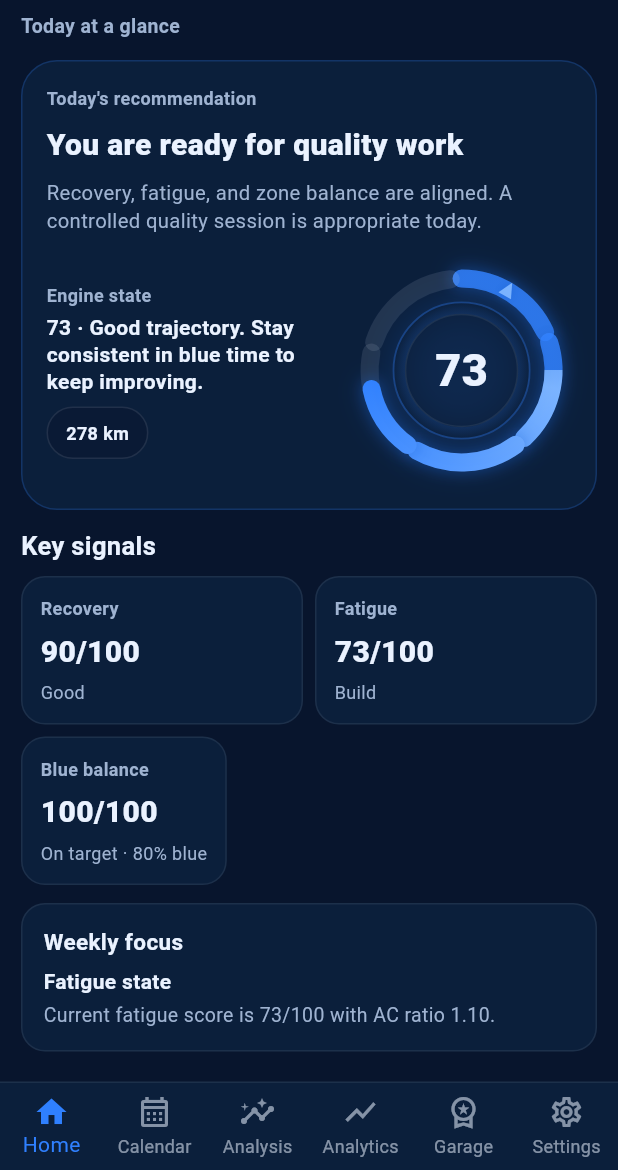
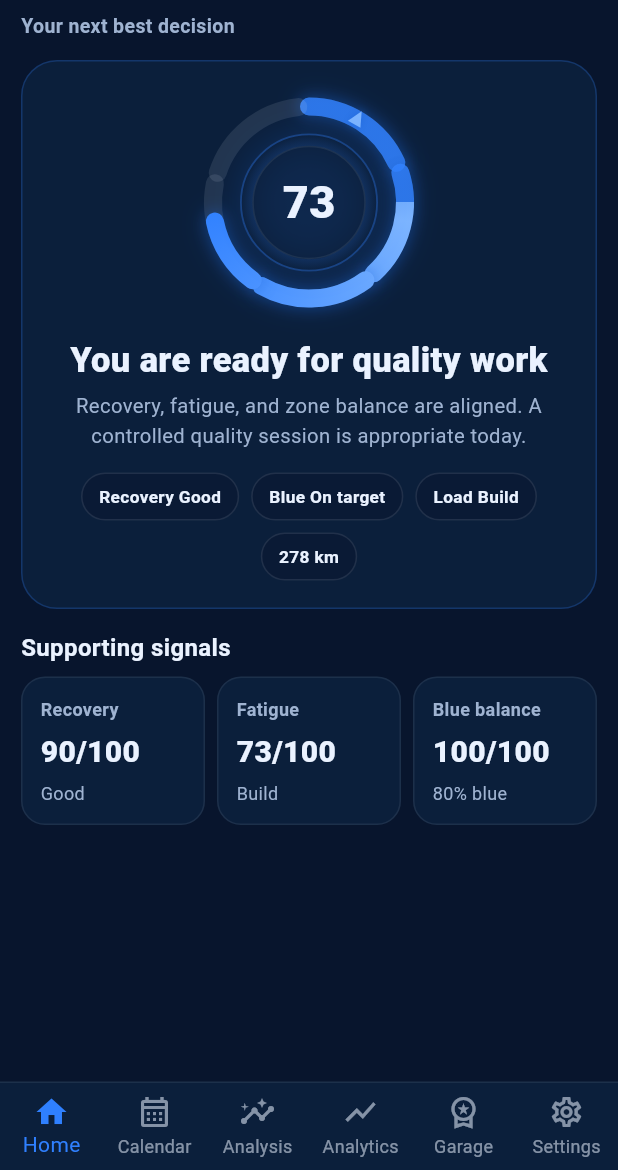
Before and after one commit to AidNel/Blura-App, a Flutter app: the screen it shows after launch, on a phone screen of 412 x 824 dp, the part 66-1236 px from its top. Run offline on Flutter 3.47's test engine with Material 3 defaults, Android fonts, the phone set to English and light mode, and no system bars.

Commit message:
Upgrade home hero to decision-first coaching layout

```diff
--- a/lib/screens/home_screen.dart
+++ b/lib/screens/home_screen.dart
@@ -44,7 +44,8 @@ class _HomeScreenState extends State<HomeScreen> {
       bottomNavigationBar: Container(
         decoration: BoxDecoration(
           color: AppTheme.card,
-          border: Border(top: BorderSide(color: AppTheme.textPrimary.withOpacity(0.08))),
+          border:
+              Border(top: BorderSide(color: AppTheme.textPrimary.withOpacity(0.08))),
         ),
         child: SafeArea(
           top: false,
@@ -57,12 +58,30 @@ class _HomeScreenState extends State<HomeScreen> {
             selectedItemColor: AppTheme.accent,
             unselectedItemColor: AppTheme.textPrimary.withOpacity(0.55),
             items: const [
-              BottomNavigationBarItem(icon: Icon(Icons.home_outlined), activeIcon: Icon(Icons.home), label: 'Home'),
-              BottomNavigationBarItem(icon: Icon(Icons.calendar_month_outlined), activeIcon: Icon(Icons.calendar_month), label: 'Calendar'),
-              BottomNavigationBarItem(icon: Icon(Icons.insights_outlined), activeIcon: Icon(Icons.insights), label: 'Analysis'),
-              BottomNavigationBarItem(icon: Icon(Icons.show_chart_outlined), activeIcon: Icon(Icons.show_chart), label: 'Analytics'),
-              BottomNavigationBarItem(icon: Icon(Icons.workspace_premium_outlined), activeIcon: Icon(Icons.workspace_premium), label: 'Garage'),
-              BottomNavigationBarItem(icon: Icon(Icons.settings_outlined), activeIcon: Icon(Icons.settings), label: 'Settings'),
+              BottomNavigationBarItem(
+                  icon: Icon(Icons.home_outlined),
+                  activeIcon: Icon(Icons.home),
+                  label: 'Home'),
+              BottomNavigationBarItem(
+                  icon: Icon(Icons.calendar_month_outlined),
+                  activeIcon: Icon(Icons.calendar_month),
+                  label: 'Calendar'),
+              BottomNavigationBarItem(
+                  icon: Icon(Icons.insights_outlined),
+                  activeIcon: Icon(Icons.insights),
+                  label: 'Analysis'),
+              BottomNavigationBarItem(
+                  icon: Icon(Icons.show_chart_outlined),
+                  activeIcon: Icon(Icons.show_chart),
+                  label: 'Analytics'),
+              BottomNavigationBarItem(
+                  icon: Icon(Icons.workspace_premium_outlined),
+                  activeIcon: Icon(Icons.workspace_premium),
+                  label: 'Garage'),
+              BottomNavigationBarItem(
+                  icon: Icon(Icons.settings_outlined),
+                  activeIcon: Icon(Icons.settings),
+                  label: 'Settings'),
             ],
           ),
         ),
@@ -87,17 +106,20 @@ class _DashboardTab extends StatelessWidget {
           backgroundColor: AppTheme.background,
           body: SafeArea(
             child: SingleChildScrollView(
-              padding: EdgeInsets.fromLTRB(isMobile ? 14 : 20, 14, isMobile ? 14 : 20, 28),
+              padding: EdgeInsets.fromLTRB(
+                isMobile ? 14 : 20,
+                14,
+                isMobile ? 14 : 20,
+                28,
+              ),
               child: Column(
                 crossAxisAlignment: CrossAxisAlignment.start,
                 children: [
                   _header(isMobile),
                   const SizedBox(height: 14),
                   _heroRecommendationCard(data, intelligence, settings, isMobile),
-                  const SizedBox(height: 12),
+                  const SizedBox(height: 14),
                   _keySignals(intelligence, data, isMobile),
-                  const SizedBox(height: 12),
-                  _secondaryInsight(intelligence),
                 ],
               ),
             ),
@@ -123,7 +145,7 @@ class _DashboardTab extends StatelessWidget {
         ),
         const SizedBox(height: 8),
         Text(
-          'Today at a glance',
+          'Your next best decision',
           style: TextStyle(
             color: AppTheme.textSecondary,
             fontSize: isMobile ? 13 : 14,
@@ -144,127 +166,104 @@ class _DashboardTab extends StatelessWidget {
     final int engineScore = intelligence.engineScore;
     final BlueraEngineState engineState = intelligence.engineState;
 
+    final List<String> tags = [
+      'Recovery ${intelligence.recoveryLabel}',
+      'Blue ${intelligence.zoneLabel}',
+      'Load ${intelligence.loadLabel}',
+      AppSettingsService.shortDistanceLabel(data.weeklyDistanceKm, settings.unitSystem),
+    ];
+
     return Container(
       width: double.infinity,
-      padding: EdgeInsets.all(isMobile ? 16 : 20),
+      padding: EdgeInsets.fromLTRB(isMobile ? 16 : 22, 18, isMobile ? 16 : 22, 18),
       decoration: BoxDecoration(
         color: AppTheme.card,
         borderRadius: BorderRadius.circular(24),
-        border: Border.all(color: AppTheme.accent.withOpacity(0.22)),
+        border: Border.all(color: AppTheme.accent.withOpacity(0.24)),
       ),
       child: Column(
-        crossAxisAlignment: CrossAxisAlignment.start,
         children: [
-          Text(
-            'Today\'s recommendation',
-            style: TextStyle(color: AppTheme.textSecondary, fontSize: 12, fontWeight: FontWeight.w700),
-          ),
-          const SizedBox(height: 8),
+          EngineRing(score: engineScore, state: engineState),
+          const SizedBox(height: 16),
           Text(
             intelligence.recommendationTitle,
-            style: TextStyle(color: AppTheme.textPrimary, fontWeight: FontWeight.w800, fontSize: isMobile ? 20 : 22),
+            textAlign: TextAlign.center,
+            style: TextStyle(
+              color: AppTheme.textPrimary,
+              fontWeight: FontWeight.w800,
+              fontSize: isMobile ? 23 : 25,
+              height: 1.15,
+            ),
           ),
           const SizedBox(height: 8),
           Text(
             intelligence.recommendationDetail,
-            style: TextStyle(color: AppTheme.textSecondary, fontSize: 13.5, height: 1.4),
+            textAlign: TextAlign.center,
+            style: TextStyle(
+              color: AppTheme.textSecondary,
+              fontSize: isMobile ? 13.5 : 14,
+              height: 1.45,
+            ),
           ),
           const SizedBox(height: 14),
-          Row(
-            crossAxisAlignment: CrossAxisAlignment.center,
-            children: [
-              Expanded(
-                flex: 4,
-                child: Column(
-                  crossAxisAlignment: CrossAxisAlignment.start,
-                  children: [
-                    Text(
-                      'Engine state',
-                      style: TextStyle(color: AppTheme.textSecondary, fontSize: 12, fontWeight: FontWeight.w600),
-                    ),
-                    const SizedBox(height: 4),
-                    Text(
-                      '$engineScore · ${intelligence.engineDescription}',
-                      style: TextStyle(color: AppTheme.textPrimary, fontSize: 14, fontWeight: FontWeight.w700, height: 1.3),
-                    ),
-                    const SizedBox(height: 8),
-                    _chip(AppSettingsService.shortDistanceLabel(data.weeklyDistanceKm, settings.unitSystem)),
-                  ],
-                ),
-              ),
-              const SizedBox(width: 8),
-              Expanded(
-                flex: 3,
-                child: Align(
-                  alignment: Alignment.centerRight,
-                  child: EngineRing(score: engineScore, state: engineState),
-                ),
-              ),
-            ],
+          Wrap(
+            alignment: WrapAlignment.center,
+            spacing: 8,
+            runSpacing: 8,
+            children: tags.map((tag) => _chip(tag)).toList(),
           ),
         ],
       ),
     );
   }
 
-  Widget _keySignals(BlueraLoadAssessment intelligence, MockAthleteData data, bool isMobile) {
+  Widget _keySignals(
+    BlueraLoadAssessment intelligence,
+    MockAthleteData data,
+    bool isMobile,
+  ) {
     return Column(
       crossAxisAlignment: CrossAxisAlignment.start,
       children: [
-        Text('Key signals', style: TextStyle(color: AppTheme.textPrimary, fontSize: 17, fontWeight: FontWeight.w700)),
+        Text(
+          'Supporting signals',
+          style: TextStyle(
+            color: AppTheme.textPrimary,
+            fontSize: 16,
+            fontWeight: FontWeight.w700,
+          ),
+        ),
         const SizedBox(height: 8),
         Row(
           children: [
             Expanded(
-              child: _signalCard('Recovery', '${intelligence.recoveryScore}/100', intelligence.recoveryLabel),
+              child: _signalCard(
+                'Recovery',
+                '${intelligence.recoveryScore}/100',
+                intelligence.recoveryLabel,
+              ),
             ),
             const SizedBox(width: 8),
             Expanded(
-              child: _signalCard('Fatigue', '${intelligence.fatigueScore}/100', intelligence.loadLabel),
+              child: _signalCard(
+                'Fatigue',
+                '${intelligence.fatigueScore}/100',
+                intelligence.loadLabel,
               ),
-            if (!isMobile) ...[
+            ),
             const SizedBox(width: 8),
             Expanded(
-                child: _signalCard('Blue balance', '${intelligence.blueBalanceScore}/100', intelligence.zoneLabel),
+              child: _signalCard(
+                'Blue balance',
+                '${intelligence.blueBalanceScore}/100',
+                isMobile
+                    ? '${data.snapshot.zones.bluePercent.toStringAsFixed(0)}% blue'
+                    : intelligence.zoneLabel,
               ),
-            ],
-          ],
-        ),
-        if (isMobile) ...[
-          const SizedBox(height: 8),
-          _signalCard('Blue balance', '${intelligence.blueBalanceScore}/100', '${intelligence.zoneLabel} · ${data.snapshot.zones.bluePercent.toStringAsFixed(0)}% blue'),
-        ],
-      ],
-    );
-  }
-
-  Widget _secondaryInsight(BlueraLoadAssessment intelligence) {
-    final insight = intelligence.quickInsights.isNotEmpty ? intelligence.quickInsights.first : null;
-
-    return Container(
-      width: double.infinity,
-      padding: const EdgeInsets.all(14),
-      decoration: BoxDecoration(
-        color: AppTheme.card,
-        borderRadius: BorderRadius.circular(16),
-        border: Border.all(color: AppTheme.textPrimary.withOpacity(0.08)),
-      ),
-      child: Column(
-        crossAxisAlignment: CrossAxisAlignment.start,
-        children: [
-          Text('Weekly focus', style: TextStyle(color: AppTheme.textPrimary, fontWeight: FontWeight.w700, fontSize: 15)),
-          const SizedBox(height: 6),
-          Text(
-            insight?.title ?? 'Stay consistent in your blue sessions.',
-            style: TextStyle(color: AppTheme.textPrimary, fontWeight: FontWeight.w700, fontSize: 14),
-          ),
-          const SizedBox(height: 4),
-          Text(
-            insight?.message ?? intelligence.engineDescription,
-            style: TextStyle(color: AppTheme.textSecondary, fontSize: 13, height: 1.35),
             ),
           ],
         ),
+      ],
     );
   }
 
@@ -279,11 +278,30 @@ class _DashboardTab extends StatelessWidget {
       child: Column(
         crossAxisAlignment: CrossAxisAlignment.start,
         children: [
-          Text(title, style: TextStyle(color: AppTheme.textSecondary, fontSize: 12, fontWeight: FontWeight.w600)),
+          Text(
+            title,
+            style: TextStyle(
+              color: AppTheme.textSecondary,
+              fontSize: 12,
+              fontWeight: FontWeight.w600,
+            ),
+          ),
           const SizedBox(height: 6),
-          Text(value, style: TextStyle(color: AppTheme.textPrimary, fontSize: 20, fontWeight: FontWeight.w800)),
+          Text(
+            value,
+            style: TextStyle(
+              color: AppTheme.textPrimary,
+              fontSize: 20,
+              fontWeight: FontWeight.w800,
+            ),
+          ),
           const SizedBox(height: 4),
-          Text(subtitle, maxLines: 2, overflow: TextOverflow.ellipsis, style: TextStyle(color: AppTheme.textSecondary, fontSize: 12)),
+          Text(
+            subtitle,
+            maxLines: 2,
+            overflow: TextOverflow.ellipsis,
+            style: TextStyle(color: AppTheme.textSecondary, fontSize: 12),
+          ),
         ],
       ),
     );
@@ -291,13 +309,20 @@ class _DashboardTab extends StatelessWidget {
 
   Widget _chip(String text) {
     return Container(
-      padding: const EdgeInsets.symmetric(horizontal: 12, vertical: 8),
+      padding: const EdgeInsets.symmetric(horizontal: 11, vertical: 7),
       decoration: BoxDecoration(
         color: AppTheme.background.withOpacity(0.45),
         borderRadius: BorderRadius.circular(999),
-        border: Border.all(color: AppTheme.textPrimary.withOpacity(0.1)),
+        border: Border.all(color: AppTheme.textPrimary.withOpacity(0.10)),
       ),
-      child: Text(text, style: TextStyle(color: AppTheme.textPrimary, fontSize: 12, fontWeight: FontWeight.w700)),
+      child: Text(
+        text,
+        style: TextStyle(
+          color: AppTheme.textPrimary,
+          fontSize: 11.5,
+          fontWeight: FontWeight.w700,
+        ),
+      ),
     );
   }
 }
```
Lines whose indentation alone changed are shown as unchanged.
